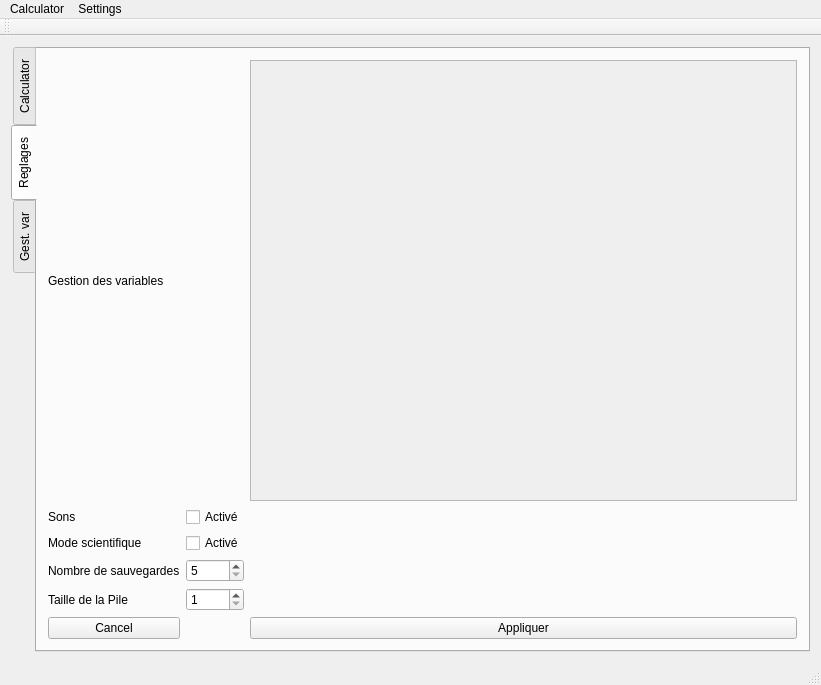
Old version of the form Code/Calculatrice/mainwindow.ui in the repository AntoineRondelet/Scientist_Calculator_C-_Qt.
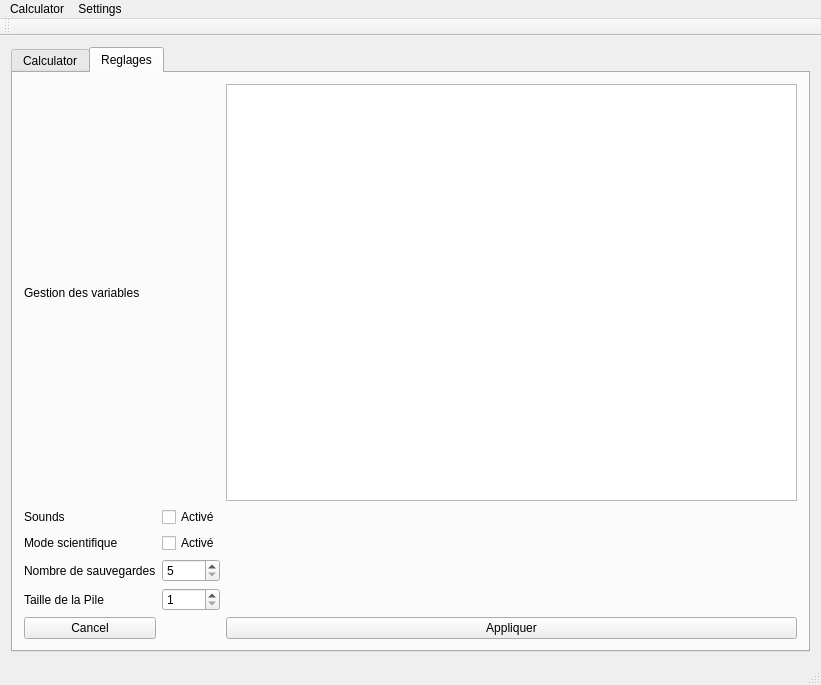
New version of the form. The open tabs and pages were chosen to show the change.

What changed in the file:
```diff
--- a/Code/Calculatrice/mainwindow.ui
+++ b/Code/Calculatrice/mainwindow.ui
@@ -18,7 +18,7 @@
     <item>
      <widget class="QTabWidget" name="tabWidget">
       <property name="tabPosition">
-       <enum>QTabWidget::West</enum>
+       <enum>QTabWidget::North</enum>
       </property>
       <property name="tabShape">
        <enum>QTabWidget::Rounded</enum>
@@ -432,23 +432,6 @@
         <string>Reglages</string>
        </attribute>
        <layout class="QGridLayout" name="gridLayout_4">
-        <item row="1" column="3">
-         <widget class="QScrollArea" name="scrollArea">
-          <property name="widgetResizable">
-           <bool>true</bool>
-          </property>
-          <widget class="QWidget" name="scrollAreaWidgetContents">
-           <property name="geometry">
-            <rect>
-             <x>0</x>
-             <y>0</y>
-             <width>498</width>
-             <height>411</height>
-            </rect>
-           </property>
-          </widget>
-         </widget>
-        </item>
         <item row="6" column="0">
          <widget class="QPushButton" name="pushButton">
           <property name="text">
@@ -521,7 +504,7 @@
         <item row="2" column="0">
          <widget class="QLabel" name="label">
           <property name="text">
-           <string>Sons</string>
+           <string>Sounds</string>
           </property>
          </widget>
         </item>
@@ -532,13 +515,11 @@
           </property>
          </widget>
         </item>
+        <item row="1" column="3">
+         <widget class="QTableView" name="tableViewIDs"/>
+        </item>
        </layout>
       </widget>
-      <widget class="QWidget" name="tab_5">
-       <attribute name="title">
-        <string>Gest. var</string>
-       </attribute>
-      </widget>
      </widget>
     </item>
    </layout>
```
Left out of the diff: 6 changed lines with no effect on the pictures.
